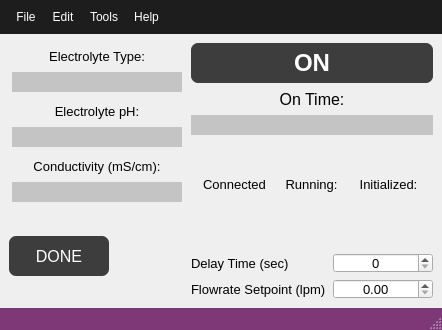
This is src/ECM_gui/pump_dialog/window_pump_control.ui in dmherrington/ECM-Control-System as Qt 5 draws it before an edit. The edited form follows.
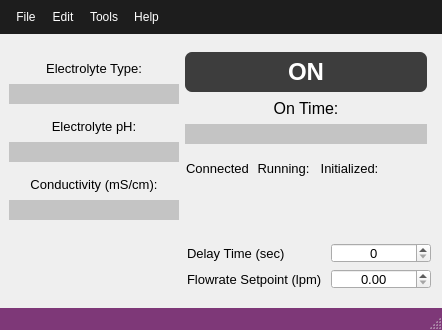
This is the edited form. Custom widgets are drawn as their Qt base class.

What changed in the file:
```diff
--- a/src/ECM_gui/pump_dialog/window_pump_control.ui
+++ b/src/ECM_gui/pump_dialog/window_pump_control.ui
@@ -145,7 +145,7 @@
   </property>
   <widget class="QWidget" name="centralwidget">
    <layout class="QGridLayout" name="gridLayout_9">
-    <item row="0" column="0" rowspan="3" colspan="2">
+    <item row="0" column="0" rowspan="2">
      <layout class="QGridLayout" name="gridLayout_5">
       <item row="0" column="0">
        <layout class="QGridLayout" name="gridLayout_4">
@@ -346,7 +346,7 @@
       </item>
      </layout>
     </item>
-    <item row="0" column="2">
+    <item row="0" column="1" colspan="3">
      <layout class="QVBoxLayout" name="verticalLayout">
       <item>
        <widget class="QPushButton" name="pushButton_PumpRunning">
@@ -574,23 +574,7 @@
       </item>
      </layout>
     </item>
-    <item row="1" column="2">
-     <spacer name="verticalSpacer">
-      <property name="orientation">
-       <enum>Qt::Vertical</enum>
-      </property>
-      <property name="sizeType">
-       <enum>QSizePolicy::Fixed</enum>
-      </property>
-      <property name="sizeHint" stdset="0">
-       <size>
-        <width>20</width>
-        <height>5</height>
-       </size>
-      </property>
-     </spacer>
-    </item>
-    <item row="2" column="2" rowspan="2">
+    <item row="1" column="1">
      <layout class="QHBoxLayout" name="horizontalLayout_4">
       <property name="spacing">
        <number>1</number>
@@ -891,168 +875,23 @@
       </item>
      </layout>
     </item>
-    <item row="3" column="0" rowspan="2">
-     <widget class="QPushButton" name="pushButton">
-      <property name="sizePolicy">
-       <sizepolicy hsizetype="Fixed" vsizetype="Fixed">
-        <horstretch>0</horstretch>
-        <verstretch>0</verstretch>
-       </sizepolicy>
-      </property>
-      <property name="minimumSize">
-       <size>
-        <width>100</width>
-        <height>40</height>
-       </size>
-      </property>
-      <property name="font">
-       <font>
-        <pointsize>12</pointsize>
-       </font>
-      </property>
-      <property name="styleSheet">
-       <string notr="true">QMainWindow{
-background-color:#1d1d1d;
-}
-
-QMenuBar{
-background-color:#1d1d1d;
-padding:5px;
-	font: 12pt &quot;MS Shell Dlg 2&quot;;
-}
-
-QMenuBar::item{
-background-color:#1d1d1d;
-color:#fff;
-padding:5px;
-
-}
-
-QMenu{
-color:#fff;
-padding:0;
-}
-
-QMenu::item:selected{
-color:#fff;
-background-color:#00aba9;
-}
-
-QTableWidget{
-background-color:#3d3d3d;
-color:#fff;
-  selection-background-color: #da532c;
-border:solid;
-border-width:3px;
-border-color:#da532c;
-}
-QHeaderView::section{
-background-color:qlineargradient(spread:pad, x1:0, y1:0, x2:1, y2:0, stop:0 rgba(20, 158, 217, 255), stop:1 rgba(36, 158, 217, 255));
-border:none;
-border-top-style:solid;
-border-width:1px;
-border-top-color:qlineargradient(spread:pad, x1:0, y1:0, x2:1, y2:0, stop:0 rgba(20, 158, 217, 255), stop:1 rgba(36, 158, 217, 255));
-color:#fff;
-
-}
-QHeaderView{
-background-color:qlineargradient(spread:pad, x1:0, y1:0, x2:1, y2:0, stop:0 rgba(20, 158, 217, 255), stop:1 rgba(36, 158, 217, 255));
-
-border:none;
-border-top-style:solid;
-border-width:1px;
-border-top-color:#149ED9;
-color:#fff;
-	font: 75 12pt &quot;Calibri&quot;;
-}
-
-QTableCornerButton::section{
-border:none;
-background-color:#149ED9;
-}
-
-QListWidget{
-background-color:#3d3d3d;
-color:#fff;
-}
-
-QMenu{
-background-color:#3d3d3d;
-}
-QStatusBar{
-background-color:#7e3878;
-color:#fff;
-}
-
-QPushButton{
-border-style:solid;
-background-color:#3d3d3d;
-color:#fff;
-border-radius:7px;
-}
-
-QPushButton:disabled {
-background-color: rgb(204, 0, 0);
-}
-
-QPushButton:hover{
-color:#ccc;
-	background-color: qlineargradient(spread:pad, x1:0.517, y1:0, x2:0.517, y2:1, stop:0 rgba(45, 45, 45, 255), stop:0.505682 rgba(45, 45, 45, 255), stop:1 rgba(29, 29, 29, 255));
-	border-color:#2d89ef;
-border-width:2px;
-}
-
-QPushButton:pressed{
-background-color: qlineargradient(spread:pad, x1:0.517, y1:0, x2:0.517, y2:1, stop:0 rgba(29, 29, 29, 255), stop:0.505682 rgba(45, 45, 45, 255), stop:1 rgba(29, 29, 29, 255));
-}
-
-
-QTabWidget::tab{
-background-color:#3d3d3d;
-}
-
-QLineEdit{
-border-radius:0;
-}
-
-QProgressBar{
-border-radius:0;
-text-align:center;
-color:#fff;
-background-color:transparent;
-border: 2px solid #e3a21a;
-border-radius:7px;
-	font: 75 12pt &quot;Open Sans&quot;;
-
-}
-
-QProgressBar::chunk{
-background-color:#2d89ef;
-width:20px;
-}</string>
-      </property>
-      <property name="text">
-       <string>DONE</string>
-      </property>
-     </widget>
-    </item>
-    <item row="3" column="1" rowspan="2">
-     <spacer name="horizontalSpacer_8">
+    <item row="1" column="2">
+     <spacer name="verticalSpacer">
       <property name="orientation">
-       <enum>Qt::Horizontal</enum>
+       <enum>Qt::Vertical</enum>
       </property>
       <property name="sizeType">
-       <enum>QSizePolicy::Minimum</enum>
+       <enum>QSizePolicy::Fixed</enum>
       </property>
       <property name="sizeHint" stdset="0">
        <size>
-        <width>65</width>
-        <height>50</height>
+        <width>20</width>
+        <height>5</height>
        </size>
       </property>
      </spacer>
     </item>
-    <item row="4" column="2">
+    <item row="2" column="1" colspan="3">
      <layout class="QGridLayout" name="gridLayout">
       <item row="0" column="1">
        <widget class="QDoubleSpinBox" name="doubleSpinBox_delayTime">
```
